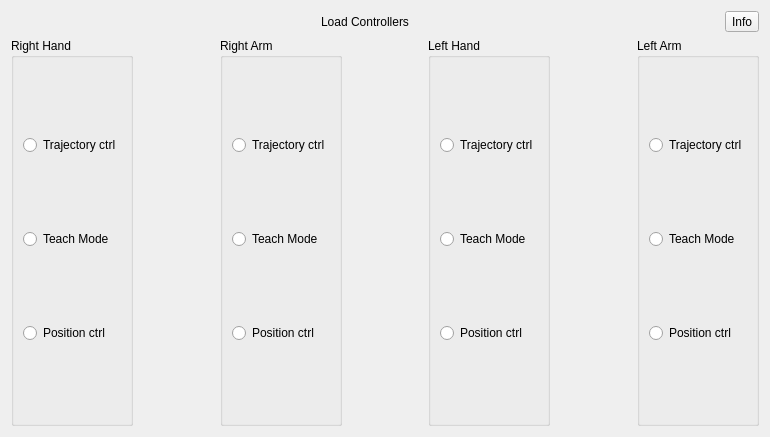
The window that sr_gui_change_controllers/uis/SrChangeControllers.ui (shadow-robot/sr_visualization_common) describes before a commit, drawn with Qt 5.
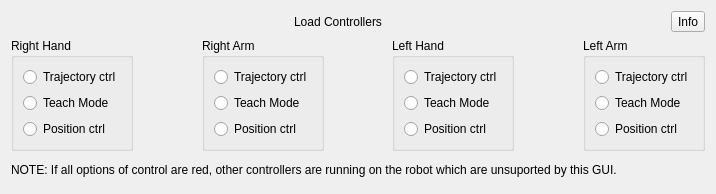
The same window after the commit.

```diff
--- a/sr_gui_change_controllers/uis/SrChangeControllers.ui
+++ b/sr_gui_change_controllers/uis/SrChangeControllers.ui
@@ -6,15 +6,15 @@
    <rect>
     <x>0</x>
     <y>0</y>
-    <width>770</width>
-    <height>437</height>
+    <width>716</width>
+    <height>194</height>
    </rect>
   </property>
   <property name="windowTitle">
    <string>Change robot control mode</string>
   </property>
-  <layout class="QGridLayout" name="gridLayout">
-   <item row="0" column="0">
+  <layout class="QVBoxLayout" name="verticalLayout_4">
+   <item>
     <layout class="QVBoxLayout" name="verticalLayout">
      <item>
       <layout class="QHBoxLayout" name="horizontalLayout_3">
@@ -212,6 +212,26 @@
      </item>
     </layout>
    </item>
+   <item>
+    <layout class="QVBoxLayout" name="verticalLayout_3">
+     <property name="sizeConstraint">
+      <enum>QLayout::SetMaximumSize</enum>
+     </property>
+     <item>
+      <widget class="QLabel" name="label_2">
+       <property name="maximumSize">
+        <size>
+         <width>16777215</width>
+         <height>50</height>
+        </size>
+       </property>
+       <property name="text">
+        <string>NOTE: If all options of control are red, other controllers are running on the robot which are unsuported by this GUI.</string>
+       </property>
+      </widget>
+     </item>
+    </layout>
+   </item>
   </layout>
  </widget>
  <resources/>
```
